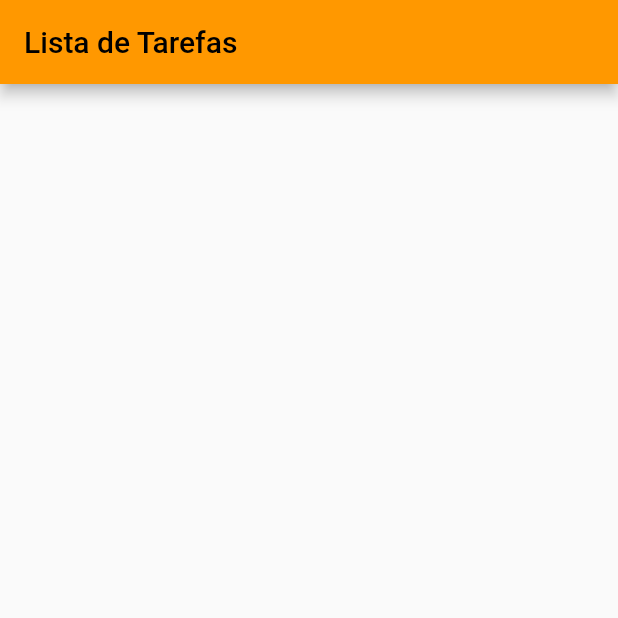
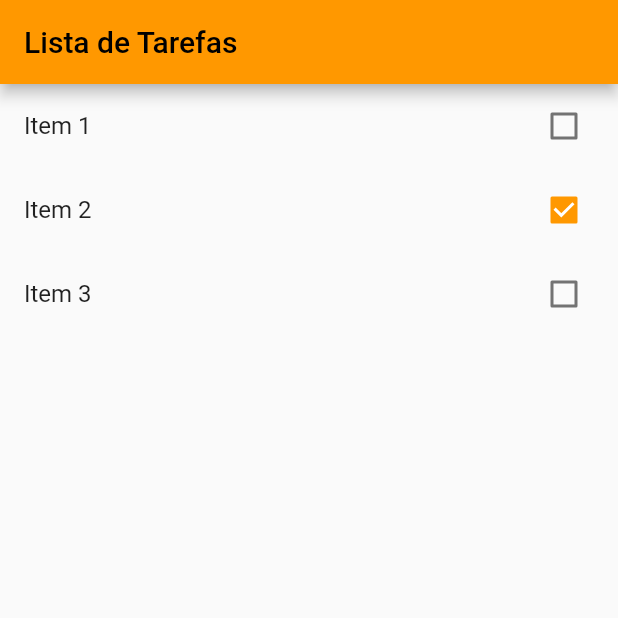
Before and after one commit to Julio-JC/Lista_de_Tarefas, a Flutter app: the screen it shows after launch, on a phone screen of 412 x 824 dp, the top half of it. Run offline on Flutter 3.47's test engine with Material 2 defaults, Android fonts, the phone set to English and light mode, and no system bars.

Commit message:
Incluído o CheckboxListTile
Para que os itens da lista fiquem melhor disponível na tela e com a caixa de check

```diff
--- a/lista_de_tarefas/lib/main.dart
+++ b/lista_de_tarefas/lib/main.dart
@@ -1,4 +1,5 @@
 import 'package:flutter/material.dart';
+import 'models/item.dart';
 
 void main() => runApp(App());
 
@@ -15,35 +16,54 @@ class App extends StatelessWidget {
   }
 }
 
-class HomePage extends StatelessWidget {
+class HomePage extends StatefulWidget {
+  List<Item> items = <Item>[];
+
+  HomePage() {
+    items = [];
+    items.add(Item(title: 'Item 1', done: false));
+    items.add(Item(title: 'Item 2', done: true));
+    items.add(Item(title: 'Item 3', done: false));
+  }
+  @override
+  _HomePageState createState() => _HomePageState();
+}
+
+class _HomePageState extends State<HomePage> {
   @override
   Widget build(BuildContext context) {
     return Scaffold(
-        appBar: AppBar(
-      title: Text(
-        'Lista de Tarefas',
+      appBar: AppBar(
+        title: Text(
+          'Lista de Tarefas',
+        ),
       ),
-    ));
+      // ListView.bilder() cria uma matriz rolavel na tela criada sob demanda,
+      //E para controlar, ele vai precisar do itemCount e o itemBuilder .
+      body: ListView.builder(
+        // O itemCount é a quantidade de intem que a lista tem.
+        // Usa o widget.items para acessar as variaveis no HomePage
+        itemCount: widget.items.length,
+        // o itemBuilder pergunta como construir os widgets na tela.
+        itemBuilder: (Context, index) {
+          //Foi criado a variavel item para isolar o widget.items[index]
+          final item = widget.items[index];
+
+          return CheckboxListTile(
+            title: Text(item.title),
+            key: Key(item.title),
+            value: item.done,
+            onChanged: (value) {
+              setState(() {
+                item.done = value;
+              });
+            },
+          );
+        },
+      ),
+    );
   }
 }
-
-
-
-
-
-
-
-
-
-
-
-
-
-
-
-
-
-
 
 // class MyApp extends StatelessWidget {
 
@@ -61,8 +81,6 @@ class HomePage extends StatelessWidget {
 
 // class MyHomePage extends StatefulWidget {
 //   MyHomePage({Key? key, required this.title}) : super(key: key);
-
-
 
 //   final String title;
 
--- /dev/null
+++ b/lista_de_tarefas/lib/models/item.dart
@@ -0,0 +1,21 @@
+class Item {
+  String title = "";
+  bool? done = false;
+
+  Item({
+    required this.title,
+    this.done,
+  });
+
+  Item.fromJson(Map<String, dynamic> json) {
+    title = json['String'];
+    done = json['done'];
+  }
+
+  Map<String, dynamic> toJson() {
+    final Map<String, dynamic> data = new Map<String, dynamic>();
+    data['String'] = this.title;
+    data['done'] = this.done;
+    return data;
+  }
+}
```
